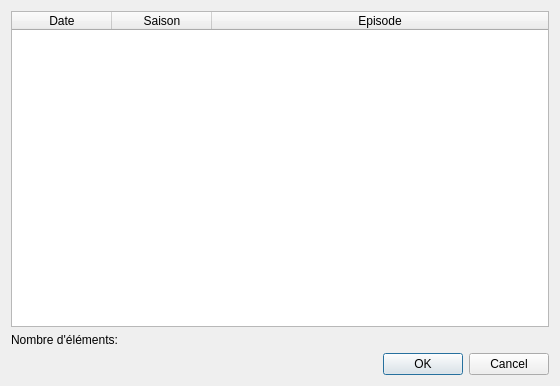
Qt form src/ui/dialogs/view_history.ui (seigneurfuo/MyAnimeManager3) before a commit.
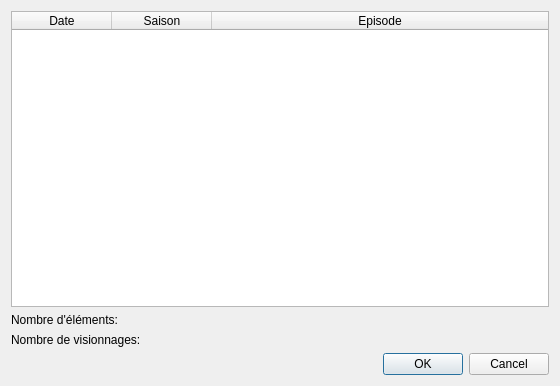
The same form after that commit. Icons and pictures are not drawn.

Commit message: Ajout du nombre de visionnages sur l'historique de visionnage.

The edit to the form file:
```diff
--- a/src/ui/dialogs/view_history.ui
+++ b/src/ui/dialogs/view_history.ui
@@ -59,6 +59,13 @@
      </property>
     </widget>
    </item>
+   <item>
+    <widget class="QLabel" name="label_2">
+     <property name="text">
+      <string>Nombre de visionnages:</string>
+     </property>
+    </widget>
+   </item>
    <item>
     <widget class="QDialogButtonBox" name="buttonBox">
      <property name="orientation">
```
The commit also changes 1 other file.
